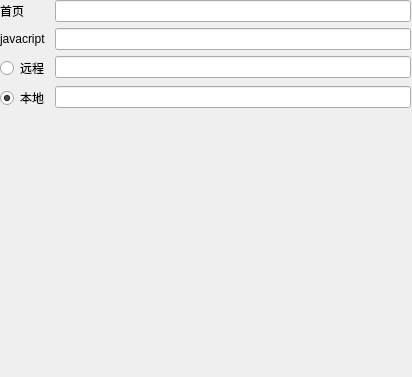
Old version of the form brow/ui/setting.ui in the repository tcjinr20/broswer.
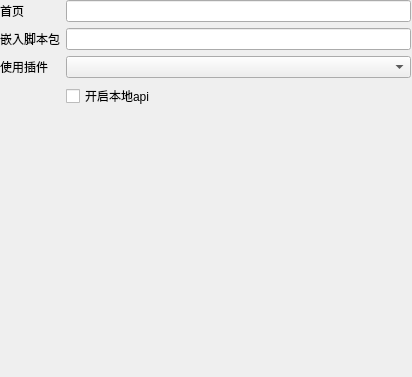
New version of the form.

Patch:
```diff
--- a/brow/ui/setting.ui
+++ b/brow/ui/setting.ui
@@ -19,30 +19,10 @@
      <x>0</x>
      <y>0</y>
      <width>411</width>
-     <height>111</height>
+     <height>331</height>
     </rect>
    </property>
    <layout class="QFormLayout" name="formLayout">
-    <item row="3" column="0">
-     <widget class="QRadioButton" name="remotebtn">
-      <property name="text">
-       <string>远程</string>
-      </property>
-      <property name="checked">
-       <bool>false</bool>
-      </property>
-     </widget>
-    </item>
-    <item row="4" column="0">
-     <widget class="QRadioButton" name="radioButton_2">
-      <property name="text">
-       <string>本地</string>
-      </property>
-      <property name="checked">
-       <bool>true</bool>
-      </property>
-     </widget>
-    </item>
     <item row="0" column="0">
      <widget class="QLabel" name="label">
       <property name="text">
@@ -53,19 +33,37 @@
     <item row="0" column="1">
      <widget class="QLineEdit" name="mainurl"/>
     </item>
-    <item row="3" column="1">
-     <widget class="QLineEdit" name="remote"/>
-    </item>
-    <item row="4" column="1">
-     <widget class="QLineEdit" name="local"/>
-    </item>
-    <item row="2" column="1">
-     <widget class="QLineEdit" name="script"/>
-    </item>
     <item row="2" column="0">
      <widget class="QLabel" name="label_2">
       <property name="text">
-       <string>javacript</string>
+       <string>嵌入脚本包</string>
+      </property>
+     </widget>
+    </item>
+    <item row="2" column="1">
+     <widget class="QLineEdit" name="script"/>
+    </item>
+    <item row="7" column="0">
+     <widget class="QLabel" name="label_3">
+      <property name="text">
+       <string/>
+      </property>
+     </widget>
+    </item>
+    <item row="5" column="1">
+     <widget class="QComboBox" name="plug"/>
+    </item>
+    <item row="5" column="0">
+     <widget class="QLabel" name="label_4">
+      <property name="text">
+       <string>使用插件</string>
+      </property>
+     </widget>
+    </item>
+    <item row="7" column="1">
+     <widget class="QCheckBox" name="openapi">
+      <property name="text">
+       <string>开启本地api</string>
       </property>
      </widget>
     </item>
```
